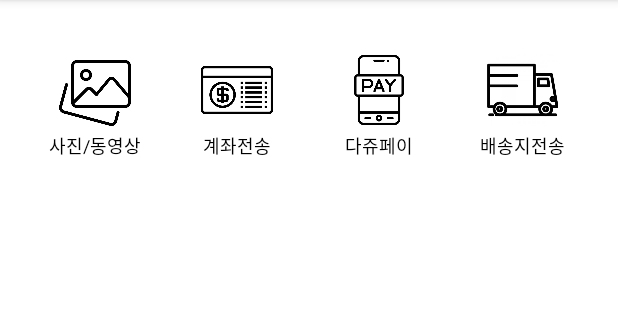
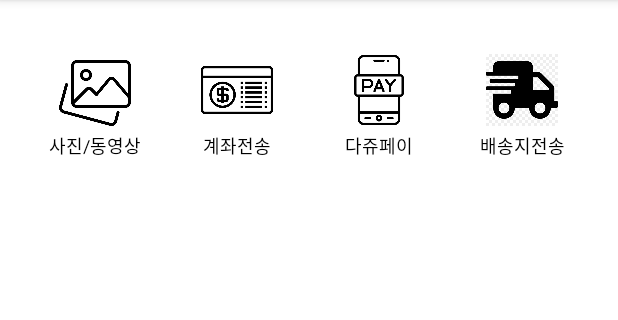
Before and after one commit to jinaeun/LINC3.0, an Android app: the HomeActivity screen opened directly, with no data from a screen before it, on a phone screen of 412 x 824 dp, the part 84-404 px from its top. Run offline under Robolectric (Android 15) with nearby library versions, the phone set to English and light mode, and no system bars.

Commit message:
커밋 테스트

```diff
--- a/app/src/main/java/com/example/myapplication/AccountActivity.java
+++ b/app/src/main/java/com/example/myapplication/AccountActivity.java
@@ -8,6 +8,6 @@ public class AccountActivity extends AppCompatActivity {
     @Override
     protected void onCreate(Bundle savedInstanceState) {
         super.onCreate(savedInstanceState);
-        setContentView(R.layout.accunt); // account.xml과 연결
+        setContentView(R.layout.account); // account.xml과 연결
     }
 }
--- a/app/src/main/res/layout/bottom_bar.xml
+++ b/app/src/main/res/layout/bottom_bar.xml
@@ -108,7 +108,7 @@
                 android:id="@+id/documentTransferButton"
                 android:layout_width="48dp"
                 android:layout_height="48dp"
-                android:src="@drawable/img_9"
+                android:src="@drawable/img_15"
                 android:scaleType="centerInside"
                 android:background="?android:attr/selectableItemBackground"
                 android:contentDescription="@string/button9_desc"
```
Also changed, not shown: app/src/main/res/drawable/img_15.png (added), app/src/main/res/drawable/img_9.png (deleted), app/src/main/res/layout/account.xml (renamed from app/src/main/res/layout/accunt.xml).
